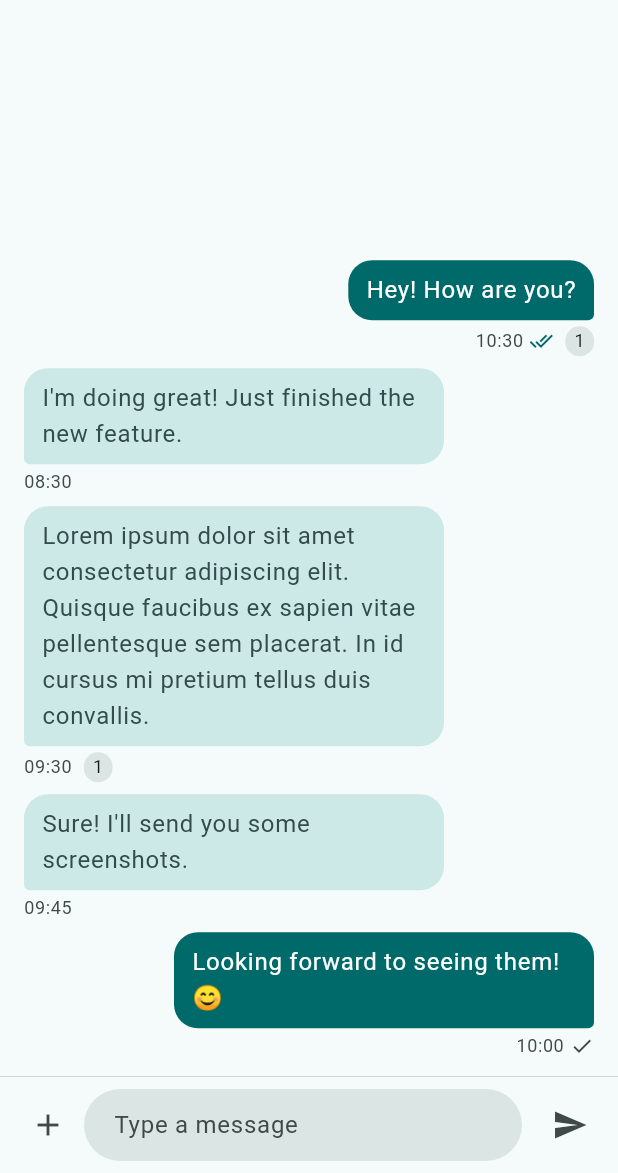
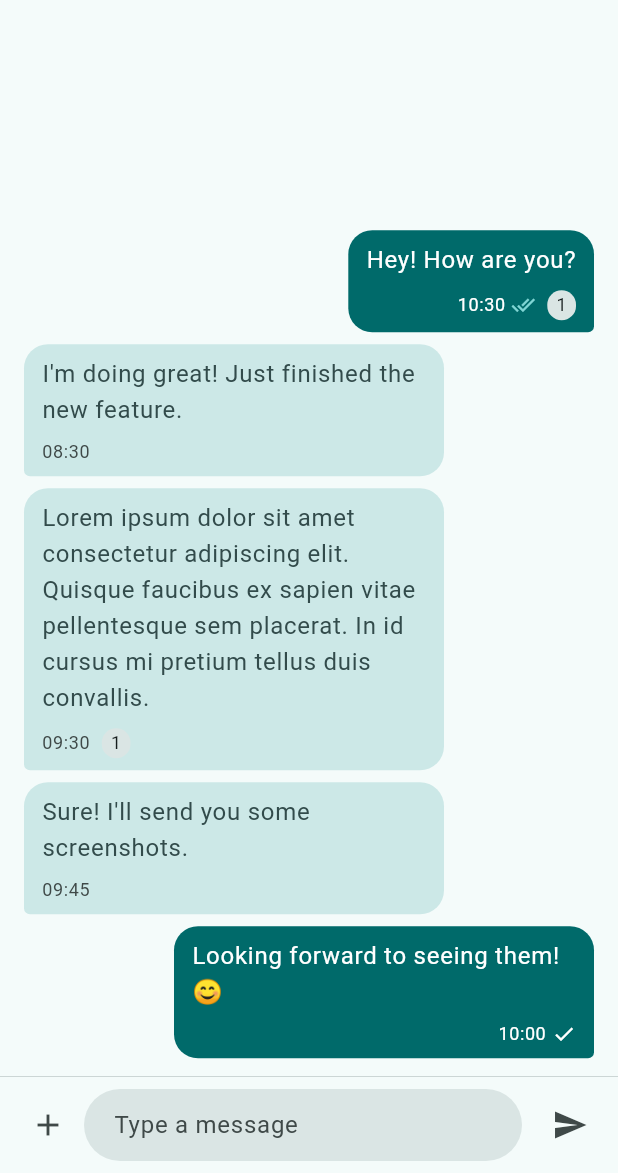
Before and after one commit to RuiTB/message_context_menu, a Flutter app: the screen it shows after launch, on a phone screen of 412 x 824 dp, the part 63-1236 px from its top. Run offline on Flutter 3.47's test engine with Material 3 defaults, Android fonts, the phone set to English and light mode, and no system bars; our stand-ins replace flutter_animate.

Commit message:
feat: Enhance message bubble styling and improve emoji reaction layout

```diff
--- a/example/lib/main.dart
+++ b/example/lib/main.dart
@@ -349,11 +349,6 @@ class MessageBubble extends StatelessWidget {
 
     return Container(
       constraints: const BoxConstraints(maxWidth: 280),
-      child: Column(
-        crossAxisAlignment:
-            isMe ? CrossAxisAlignment.end : CrossAxisAlignment.start,
-        children: [
-          Container(
       decoration: BoxDecoration(
         color: isMe
             ? theme.colorScheme.primary
@@ -366,7 +361,12 @@ class MessageBubble extends StatelessWidget {
         ),
       ),
       padding: const EdgeInsets.symmetric(horizontal: 12, vertical: 8),
-            child: Text(
+      child: Column(
+        crossAxisAlignment:
+            isMe ? CrossAxisAlignment.end : CrossAxisAlignment.start,
+        mainAxisSize: MainAxisSize.min,
+        children: [
+          Text(
             message.text,
             style: theme.textTheme.bodyLarge?.copyWith(
               color: isMe
@@ -374,7 +374,7 @@ class MessageBubble extends StatelessWidget {
                   : theme.colorScheme.onSecondaryContainer,
             ),
           ),
-          ),
+          const SizedBox(height: 4),
           Padding(
             padding: const EdgeInsets.only(top: 4),
             child: Row(
@@ -383,7 +383,9 @@ class MessageBubble extends StatelessWidget {
                 Text(
                   _formatTime(message.timestamp),
                   style: theme.textTheme.bodySmall?.copyWith(
-                    color: theme.colorScheme.onSurfaceVariant,
+                    color: isMe
+                        ? theme.colorScheme.onPrimary
+                        : theme.colorScheme.onSurfaceVariant,
                   ),
                 ),
                 if (isMe) ...[
@@ -392,15 +394,17 @@ class MessageBubble extends StatelessWidget {
                     message.isRead ? Icons.done_all : Icons.done,
                     size: 16,
                     color: message.isRead
-                        ? theme.colorScheme.primary
-                        : theme.colorScheme.onSurfaceVariant,
+                        ? theme.colorScheme.inversePrimary
+                        : theme.colorScheme.onPrimary,
                   ),
                 ],
                 if (message.reactions.isNotEmpty) ...[
                   const SizedBox(width: 8),
                   Container(
-                    padding:
-                        const EdgeInsets.symmetric(horizontal: 6, vertical: 2),
+                    padding: const EdgeInsets.symmetric(
+                      horizontal: 6,
+                      vertical: 2,
+                    ),
                     decoration: BoxDecoration(
                       color: theme.colorScheme.surfaceVariant,
                       borderRadius: BorderRadius.circular(10),
--- a/lib/src/widgets/message_emoji_reactions.dart
+++ b/lib/src/widgets/message_emoji_reactions.dart
@@ -131,7 +131,7 @@ class MessageEmojiReactions extends StatelessWidget {
           ),
           decoration: BoxDecoration(
             color: reaction.isSelected ? selectedColor : Colors.transparent,
-            borderRadius: BorderRadius.circular(50),
+            shape: BoxShape.circle,
           ),
           child: Text(
             reaction.emoji,
--- a/pubspec.yaml
+++ b/pubspec.yaml
@@ -1,10 +1,10 @@
 name: message_context_menu
 description: A Flutter package that provides customizable message context menus with emoji reactions. Adds iOS-style long-press context menus to message bubbles with actions and emoji reactions.
 version: 1.0.0
-homepage: https://github.com/yourusername/message_context_menu
+homepage: https://github.com/RuiTB/message_context_menu
 
 environment:
-  sdk: '>=3.0.0 <4.0.0'
+  sdk: ">=3.0.0 <4.0.0"
   flutter: ">=3.0.0"
 
 dependencies:
```
Also changed, not shown: lib/src/rendering/three_box.dart (+1 -25 lines), lib/src/widgets/message_context_menu.dart (+10 -1 lines). Lines whose indentation alone changed are shown as unchanged.
